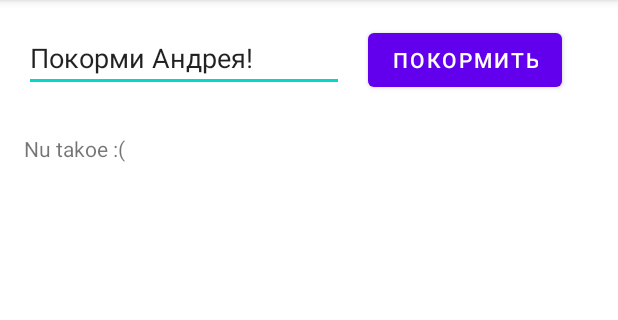
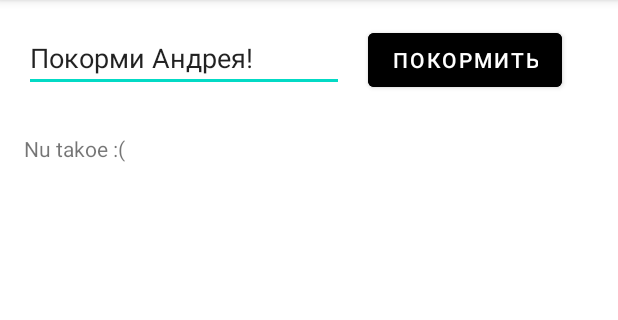
Before and after one commit to MariaMsu/Birukov, an Android app: the screen it shows after launch (MainActivity), after a tap on "ПОКОРМИТЬ", on a phone screen of 412 x 824 dp, the part 84-404 px from its top. Run offline under Robolectric (Android 15) with nearby library versions, the phone set to English and light mode, and no system bars.

Commit message:
change button color

```diff
--- a/app/src/main/res/layout/activity_main.xml
+++ b/app/src/main/res/layout/activity_main.xml
@@ -22,6 +22,8 @@
         android:id="@+id/button"
         android:layout_width="wrap_content"
         android:layout_height="wrap_content"
+        android:backgroundTint="@android:color/black"
+        android:textColor="@android:color/white"
         android:layout_marginStart="16dp"
         android:onClick="sendFood"
         android:text="Покормить"
```
